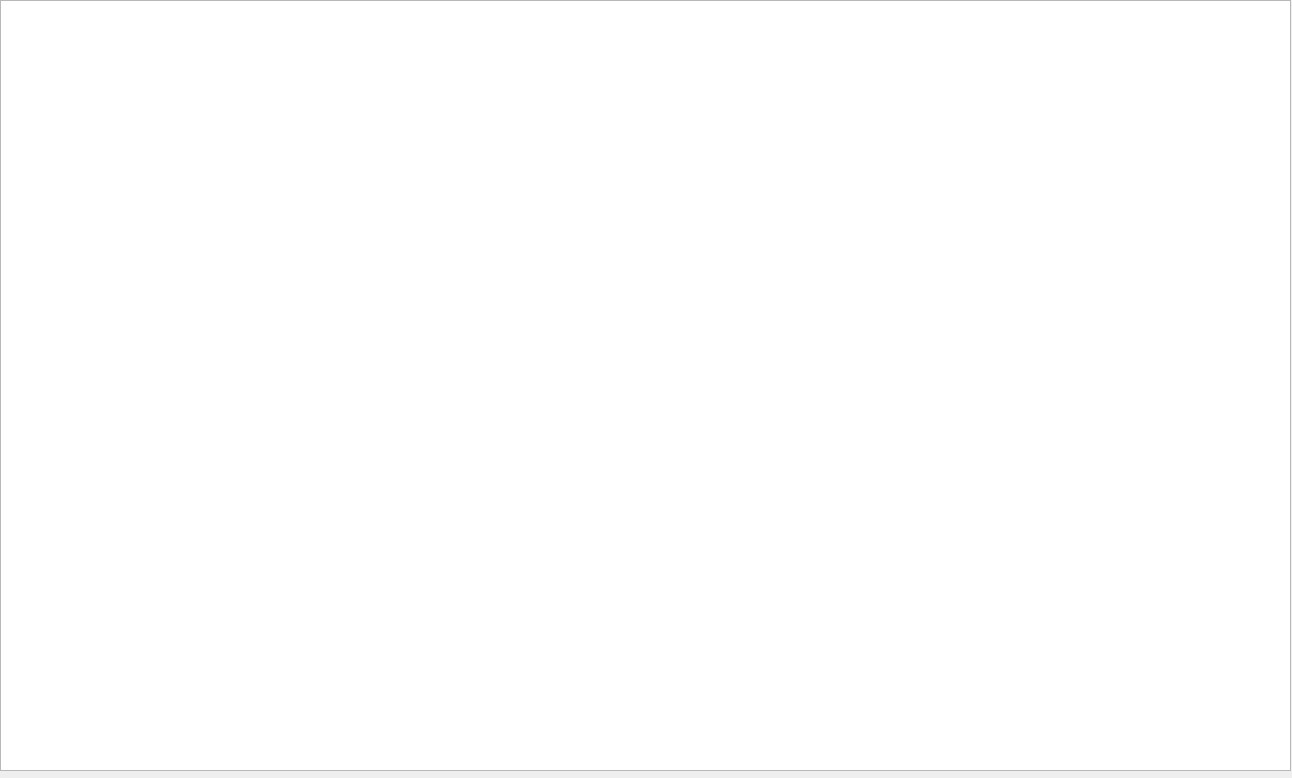
Above: mainwindow.ui from JohnMUCA/proyecto_final before the change. Below: the same form after it.
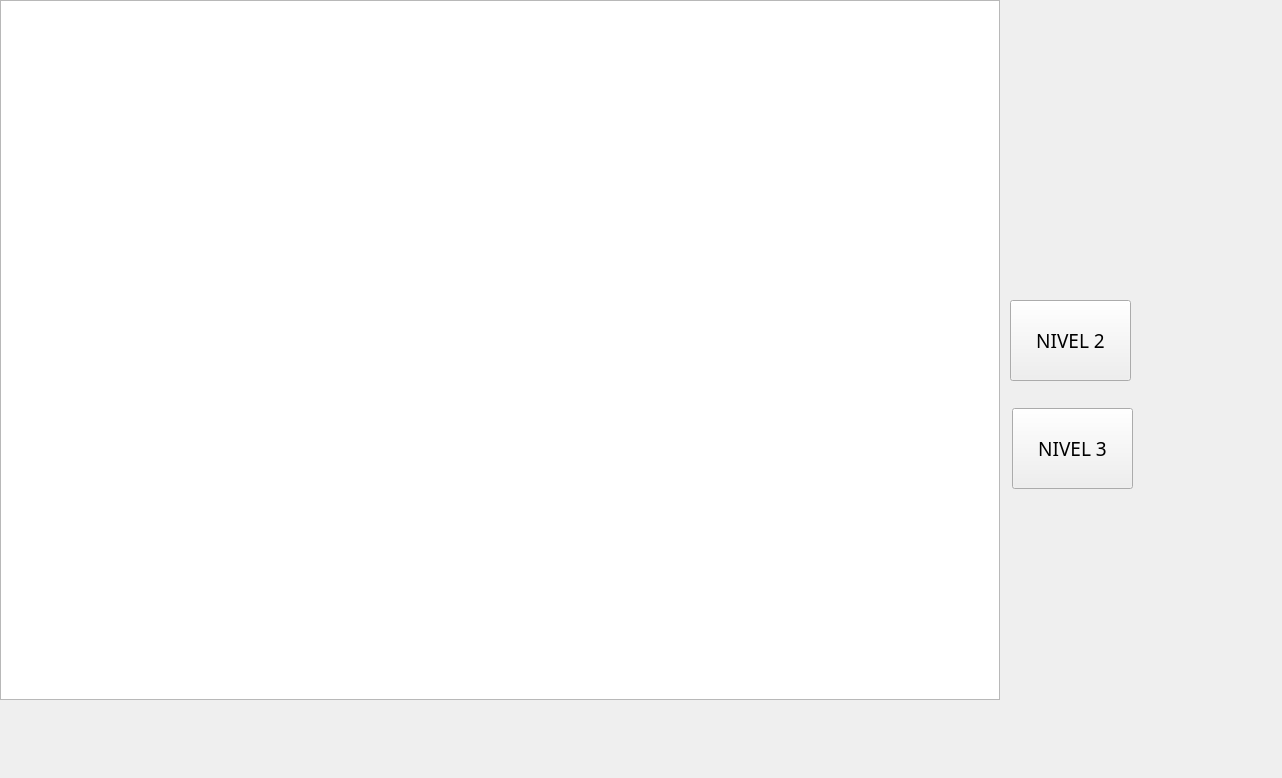
That is the form after the change.

Commit message: Se implemento el cambio de nivel

Diff of the .ui file:
```diff
--- a/mainwindow.ui
+++ b/mainwindow.ui
@@ -6,7 +6,7 @@
    <rect>
     <x>0</x>
     <y>0</y>
-    <width>1292</width>
+    <width>1282</width>
     <height>778</height>
    </rect>
   </property>
@@ -19,11 +19,52 @@
      <rect>
       <x>0</x>
       <y>0</y>
-      <width>1291</width>
-      <height>771</height>
+      <width>1000</width>
+      <height>700</height>
      </rect>
     </property>
    </widget>
+   <widget class="QPushButton" name="pushButton">
+    <property name="geometry">
+     <rect>
+      <x>1010</x>
+      <y>300</y>
+      <width>121</width>
+      <height>81</height>
+     </rect>
+    </property>
+    <property name="font">
+     <font>
+      <family>Bauhaus 93</family>
+      <pointsize>14</pointsize>
+     </font>
+    </property>
+    <property name="acceptDrops">
+     <bool>false</bool>
+    </property>
+    <property name="text">
+     <string>NIVEL 2</string>
+    </property>
+   </widget>
+   <widget class="QPushButton" name="pushButton_2">
+    <property name="geometry">
+     <rect>
+      <x>1012</x>
+      <y>408</y>
+      <width>121</width>
+      <height>81</height>
+     </rect>
+    </property>
+    <property name="font">
+     <font>
+      <family>Bauhaus 93</family>
+      <pointsize>14</pointsize>
+     </font>
+    </property>
+    <property name="text">
+     <string>NIVEL 3</string>
+    </property>
+   </widget>
   </widget>
  </widget>
  <resources/>
```
The commit also changes 19 other files.
